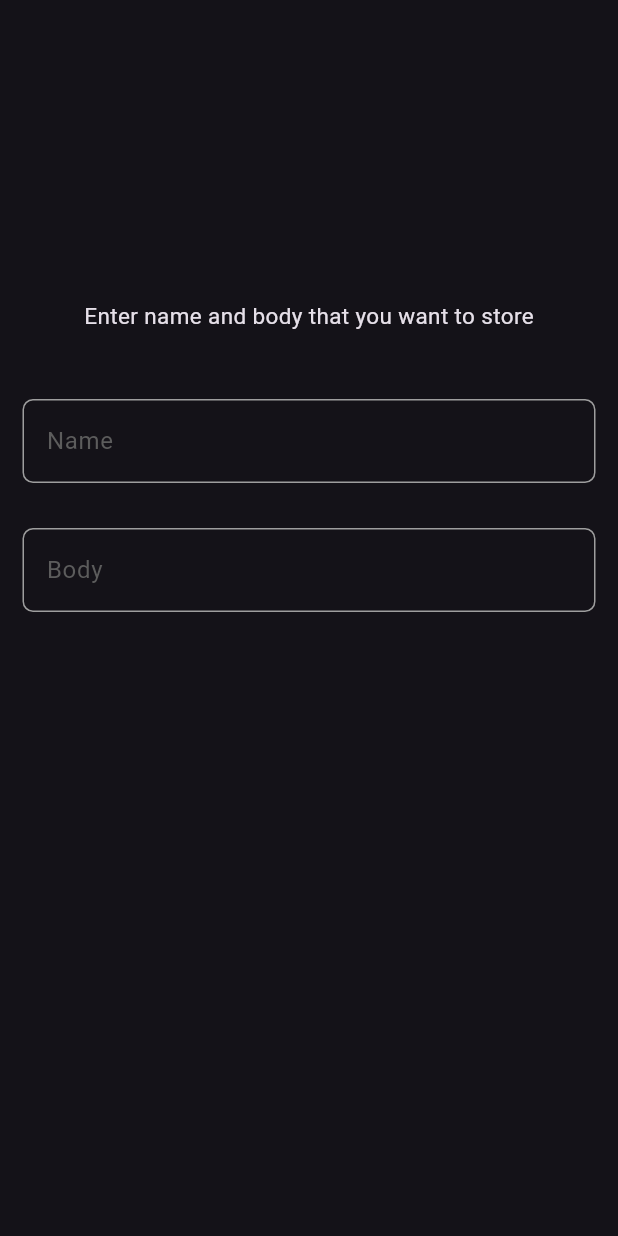
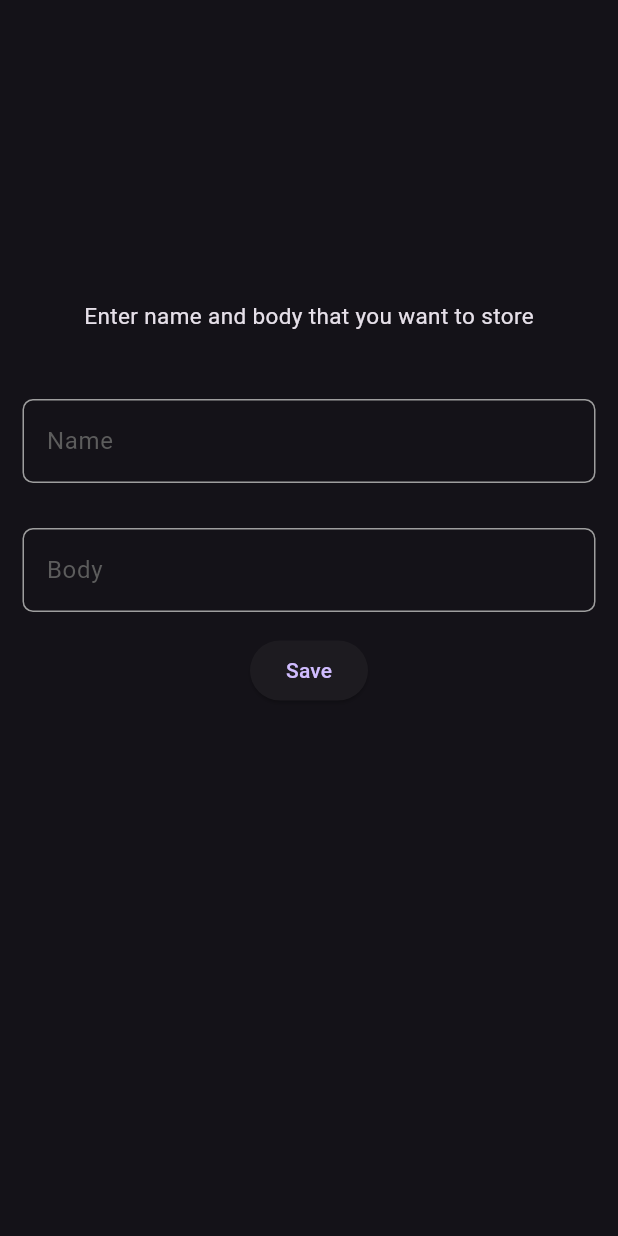
Before and after one commit to charan-nunnabhatla/auth, a Flutter app: the Items screen opened directly, on a phone screen of 412 x 824 dp. Run offline on Flutter 3.47's test engine with Material 2 defaults, Android fonts, the phone set to English and light mode, and no system bars; our stand-ins replace cloud_firestore, firebase_auth, firebase_core, logger; accounts and stored records are empty; Roboto replaces fonts that are missing (arial).

Commit message:
upload fixed

```diff
--- a/lib/pages/items_page.dart
+++ b/lib/pages/items_page.dart
@@ -1,4 +1,7 @@
+import 'package:authlogin/pages/home_page.dart';
 import 'package:authlogin/utils/utils.dart';
+import 'package:cloud_firestore/cloud_firestore.dart';
+import 'package:firebase_auth/firebase_auth.dart';
 import 'package:flutter/material.dart';
 // import 'package:firebase_storage/firebase_storage.dart';
 
@@ -14,11 +17,22 @@ class _ItemsState extends State<Items> {
   final bodyController = TextEditingController();
   // final storage = FirebaseStorage.instanceFor(bucket: 'gs://lockify-8b531.appspot.com');
 
+  final FirebaseFirestore firebaseFirestore = FirebaseFirestore.instance;
+
+  void upload() {
+    final uid = FirebaseAuth.instance.currentUser!.uid;
+    firebaseFirestore
+        .collection('users')
+        .doc(uid)
+        .update({nameController.text.trim(): bodyController.text.trim()});
+    // Navigator.pop(context);
+    Navigator.pushReplacement(
+        context, MaterialPageRoute(builder: (context) => const HomePage()));
+  }
+
   @override
   Widget build(BuildContext context) {
-    return Hero(
-      tag: 'floatingButton',
-      child: Scaffold(
+    return Scaffold(
       body: SingleChildScrollView(
         child: Column(
           children: [
@@ -36,9 +50,9 @@ class _ItemsState extends State<Items> {
               height: 30,
             ),
             textFeild(nameController, 'Name', false),
-              textFeild(bodyController, 'Body', false, maxlines: null)
+            textFeild(bodyController, 'Body', false, maxlines: null),
+            ElevatedButton(onPressed: upload, child: const Text('Save'))
           ],
-          ),
         ),
       ),
     );
```
Lines whose indentation alone changed are shown as unchanged.
